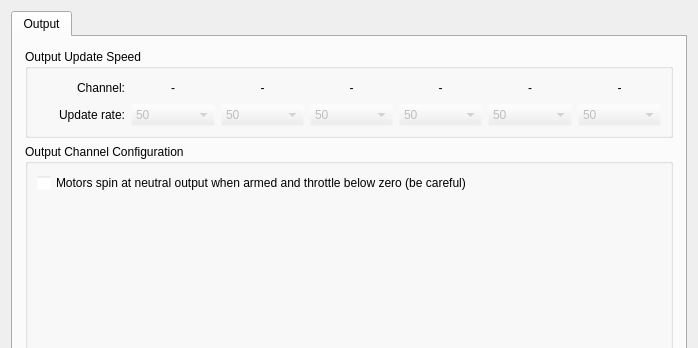
This is ground/openpilotgcs/src/plugins/config/output.ui in openpilot/OpenPilot as Qt 5 draws it before an edit; both pictures show x 0 to 698 and y 0 to 348 of the 698 by 754 pixel window. The edited form follows.
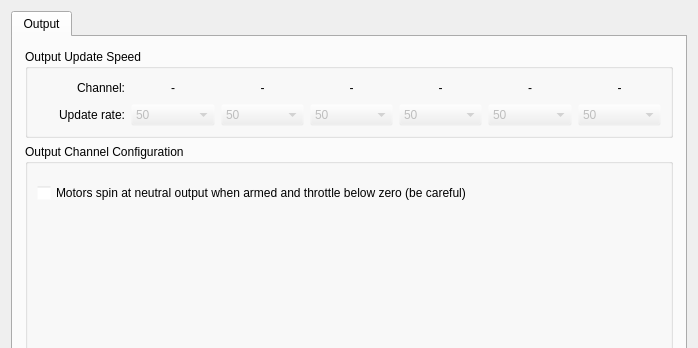
This is the edited form. Icons and pictures are not drawn.

Commit message: OP-1331 trying new approach to address input/output channel configuration grid alignment issues. New approach is to move the individual widgets to the parent grid layout in order to have them all under the same constraints. This wip to have feedback on other OSes.

```diff
--- a/ground/openpilotgcs/src/plugins/config/output.ui
+++ b/ground/openpilotgcs/src/plugins/config/output.ui
@@ -664,9 +664,29 @@
                </layout>
               </item>
               <item>
-               <layout class="QHBoxLayout" name="horizontalLayout_2">
+               <spacer name="verticalSpacer_2">
+                <property name="orientation">
+                 <enum>Qt::Vertical</enum>
+                </property>
+                <property name="sizeType">
+                 <enum>QSizePolicy::Fixed</enum>
+                </property>
+                <property name="sizeHint" stdset="0">
+                 <size>
+                  <width>20</width>
+                  <height>10</height>
+                 </size>
+                </property>
+               </spacer>
+              </item>
                 <item>
                  <widget class="QCheckBox" name="spinningArmed">
+                <property name="sizePolicy">
+                 <sizepolicy hsizetype="Preferred" vsizetype="Preferred">
+                  <horstretch>0</horstretch>
+                  <verstretch>0</verstretch>
+                 </sizepolicy>
+                </property>
                   <property name="minimumSize">
                    <size>
                     <width>519</width>
@@ -677,21 +697,6 @@
                    <string>Motors spin at neutral output when armed and throttle below zero (be careful)</string>
                   </property>
                  </widget>
-                </item>
-                <item>
-                 <spacer name="horizontalSpacer_2">
-                  <property name="orientation">
-                   <enum>Qt::Horizontal</enum>
-                  </property>
-                  <property name="sizeHint" stdset="0">
-                   <size>
-                    <width>40</width>
-                    <height>20</height>
-                   </size>
-                  </property>
-                 </spacer>
-                </item>
-               </layout>
               </item>
               <item>
                <spacer name="verticalSpacer">
```
Left out of the diff: 9 changed lines with no effect on the pictures. Lines whose indentation alone changed are shown as unchanged. The commit also changes 11 other files.
